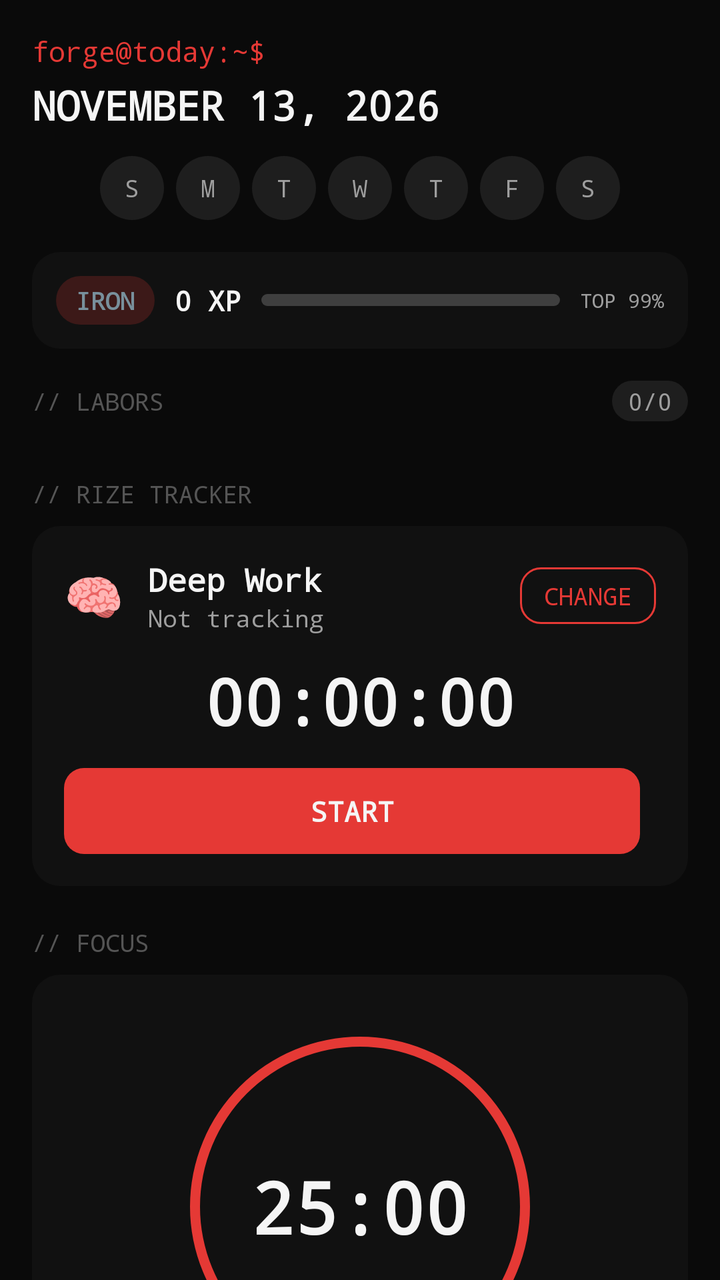
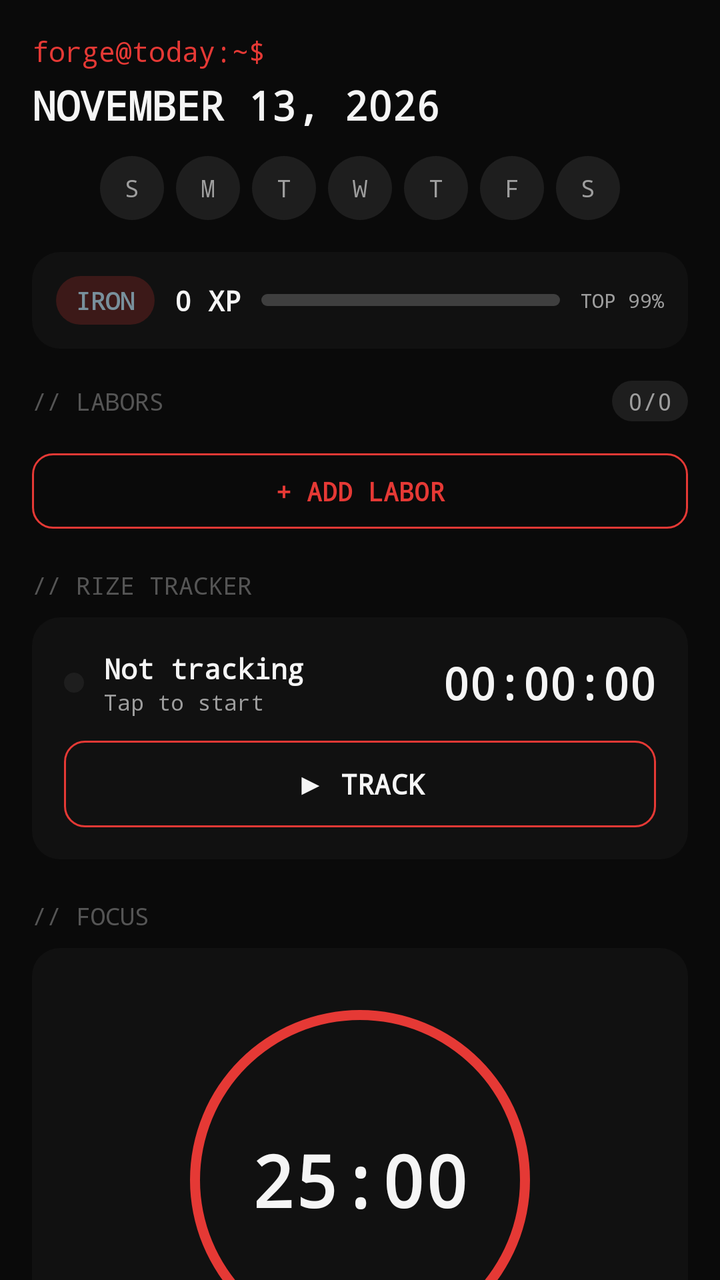

Compare the two renders of this Android layout. The source of the first and the diff that turns it into the second are given below.
<!-- AndroidManifest.xml: application theme Theme.Forge -->
<!-- res/layout/fragment_today.xml -->
<?xml version="1.0" encoding="utf-8"?>
<androidx.core.widget.NestedScrollView
    xmlns:android="http://schemas.android.com/apk/res/android"
    xmlns:app="http://schemas.android.com/apk/res-auto"
    android:layout_width="match_parent"
    android:layout_height="match_parent"
    android:background="#0A0A0A"
    android:fillViewport="true">

    <LinearLayout
        android:layout_width="match_parent"
        android:layout_height="wrap_content"
        android:orientation="vertical"
        android:padding="16dp">

        
        <TextView
            android:id="@+id/tv_terminal_prompt"
            android:layout_width="wrap_content"
            android:layout_height="wrap_content"
            android:text="forge@today:~$"
            android:textColor="#E53935"
            android:textSize="14sp"
            android:fontFamily="monospace"
            android:layout_marginBottom="4dp" />

        <TextView
            android:id="@+id/tv_date"
            android:layout_width="wrap_content"
            android:layout_height="wrap_content"
            android:text="NOVEMBER 13, 2026"
            android:textColor="#F5F5F5"
            android:textSize="20sp"
            android:fontFamily="monospace"
            android:textStyle="bold"
            android:layout_marginBottom="12dp" />

        
        <LinearLayout
            android:id="@+id/ll_day_dots"
            android:layout_width="match_parent"
            android:layout_height="wrap_content"
            android:orientation="horizontal"
            android:gravity="center"
            android:layout_marginBottom="16dp">

            <TextView
                android:id="@+id/dot_sun"
                android:layout_width="32dp"
                android:layout_height="32dp"
                android:text="S"
                android:textColor="#9E9E9E"
                android:textSize="12sp"
                android:fontFamily="monospace"
                android:gravity="center"
                android:background="@drawable/bg_day_dot"
                android:layout_marginEnd="6dp" />

            <TextView
                android:id="@+id/dot_mon"
                android:layout_width="32dp"
                android:layout_height="32dp"
                android:text="M"
                android:textColor="#9E9E9E"
                android:textSize="12sp"
                android:fontFamily="monospace"
                android:gravity="center"
                android:background="@drawable/bg_day_dot"
                android:layout_marginEnd="6dp" />

            <TextView
                android:id="@+id/dot_tue"
                android:layout_width="32dp"
                android:layout_height="32dp"
                android:text="T"
                android:textColor="#9E9E9E"
                android:textSize="12sp"
                android:fontFamily="monospace"
                android:gravity="center"
                android:background="@drawable/bg_day_dot"
                android:layout_marginEnd="6dp" />

            <TextView
                android:id="@+id/dot_wed"
                android:layout_width="32dp"
                android:layout_height="32dp"
                android:text="W"
                android:textColor="#9E9E9E"
                android:textSize="12sp"
                android:fontFamily="monospace"
                android:gravity="center"
                android:background="@drawable/bg_day_dot"
                android:layout_marginEnd="6dp" />

            <TextView
                android:id="@+id/dot_thu"
                android:layout_width="32dp"
                android:layout_height="32dp"
                android:text="T"
                android:textColor="#9E9E9E"
                android:textSize="12sp"
                android:fontFamily="monospace"
                android:gravity="center"
                android:background="@drawable/bg_day_dot"
                android:layout_marginEnd="6dp" />

            <TextView
                android:id="@+id/dot_fri"
                android:layout_width="32dp"
                android:layout_height="32dp"
                android:text="F"
                android:textColor="#9E9E9E"
                android:textSize="12sp"
                android:fontFamily="monospace"
                android:gravity="center"
                android:background="@drawable/bg_day_dot"
                android:layout_marginEnd="6dp" />

            <TextView
                android:id="@+id/dot_sat"
                android:layout_width="32dp"
                android:layout_height="32dp"
                android:text="S"
                android:textColor="#9E9E9E"
                android:textSize="12sp"
                android:fontFamily="monospace"
                android:gravity="center"
                android:background="@drawable/bg_day_dot" />
        </LinearLayout>

        
        <LinearLayout
            android:layout_width="match_parent"
            android:layout_height="wrap_content"
            android:orientation="horizontal"
            android:gravity="center_vertical"
            android:background="@drawable/bg_card"
            android:padding="12dp"
            android:layout_marginBottom="16dp">

            <TextView
                android:id="@+id/tv_rank_name"
                android:layout_width="wrap_content"
                android:layout_height="wrap_content"
                android:text="IRON"
                android:textColor="#78909C"
                android:textSize="12sp"
                android:fontFamily="monospace"
                android:textStyle="bold"
                android:background="@drawable/bg_pill_red"
                android:paddingHorizontal="10dp"
                android:paddingVertical="4dp" />

            <TextView
                android:id="@+id/tv_xp_amount"
                android:layout_width="wrap_content"
                android:layout_height="wrap_content"
                android:text="0 XP"
                android:textColor="#F5F5F5"
                android:textSize="14sp"
                android:fontFamily="monospace"
                android:textStyle="bold"
                android:layout_marginStart="10dp" />

            <ProgressBar
                android:id="@+id/pb_xp"
                style="@android:style/Widget.ProgressBar.Horizontal"
                android:layout_width="0dp"
                android:layout_height="6dp"
                android:layout_weight="1"
                android:layout_marginHorizontal="10dp"
                android:max="100"
                android:progress="0"
                android:progressDrawable="@drawable/bg_xp_progress"
                android:background="@drawable/bg_xp_bar" />

            <TextView
                android:id="@+id/tv_global_rank"
                android:layout_width="wrap_content"
                android:layout_height="wrap_content"
                android:text="TOP 99%"
                android:textColor="#9E9E9E"
                android:textSize="10sp"
                android:fontFamily="monospace" />
        </LinearLayout>

        
        <LinearLayout
            android:layout_width="match_parent"
            android:layout_height="wrap_content"
            android:orientation="horizontal"
            android:gravity="center_vertical"
            android:layout_marginBottom="8dp">

            <TextView
                android:layout_width="0dp"
                android:layout_height="wrap_content"
                android:layout_weight="1"
                android:text="// LABORS"
                android:textColor="#555555"
                android:textSize="12sp"
                android:fontFamily="monospace" />

            <TextView
                android:id="@+id/tv_labor_count"
                android:layout_width="wrap_content"
                android:layout_height="wrap_content"
                android:text="0/0"
                android:textColor="#9E9E9E"
                android:textSize="12sp"
                android:fontFamily="monospace"
                android:background="@drawable/bg_pill"
                android:paddingHorizontal="8dp"
                android:paddingVertical="2dp" />
        </LinearLayout>

        <androidx.recyclerview.widget.RecyclerView
            android:id="@+id/rv_labors"
            android:layout_width="match_parent"
            android:layout_height="wrap_content"
            android:nestedScrollingEnabled="false"
            android:layout_marginBottom="20dp" />

        
        <TextView
            android:layout_width="wrap_content"
            android:layout_height="wrap_content"
            android:text="// RIZE TRACKER"
            android:textColor="#555555"
            android:textSize="12sp"
            android:fontFamily="monospace"
            android:layout_marginBottom="8dp" />

        <LinearLayout
            android:id="@+id/card_time_tracker"
            android:layout_width="match_parent"
            android:layout_height="wrap_content"
            android:orientation="vertical"
            android:background="@drawable/bg_card"
            android:padding="16dp"
            android:layout_marginBottom="20dp">

            <LinearLayout
                android:layout_width="match_parent"
                android:layout_height="wrap_content"
                android:orientation="horizontal"
                android:gravity="center_vertical"
                android:layout_marginBottom="12dp">

                <TextView
                    android:id="@+id/tv_track_category_emoji"
                    android:layout_width="wrap_content"
                    android:layout_height="wrap_content"
                    android:text="🧠"
                    android:textSize="24sp" />

                <LinearLayout
                    android:layout_width="0dp"
                    android:layout_height="wrap_content"
                    android:layout_weight="1"
                    android:orientation="vertical"
                    android:layout_marginStart="12dp">

                    <TextView
                        android:id="@+id/tv_track_category"
                        android:layout_width="wrap_content"
                        android:layout_height="wrap_content"
                        android:text="Deep Work"
                        android:textColor="#F5F5F5"
                        android:textSize="16sp"
                        android:fontFamily="monospace"
                        android:textStyle="bold" />

                    <TextView
                        android:id="@+id/tv_track_status"
                        android:layout_width="wrap_content"
                        android:layout_height="wrap_content"
                        android:text="Not tracking"
                        android:textColor="#9E9E9E"
                        android:textSize="12sp"
                        android:fontFamily="monospace" />
                </LinearLayout>

                <TextView
                    android:id="@+id/btn_change_category"
                    android:layout_width="wrap_content"
                    android:layout_height="wrap_content"
                    android:text="CHANGE"
                    android:textColor="#E53935"
                    android:textSize="12sp"
                    android:fontFamily="monospace"
                    android:background="@drawable/bg_button_outlined"
                    android:paddingHorizontal="12dp"
                    android:paddingVertical="6dp" />
            </LinearLayout>

            <TextView
                android:id="@+id/tv_track_duration"
                android:layout_width="match_parent"
                android:layout_height="wrap_content"
                android:text="00:00:00"
                android:textColor="#F5F5F5"
                android:textSize="32sp"
                android:fontFamily="monospace"
                android:textStyle="bold"
                android:gravity="center"
                android:layout_marginBottom="12dp" />

            <LinearLayout
                android:layout_width="match_parent"
                android:layout_height="wrap_content"
                android:orientation="horizontal"
                android:gravity="center">

                <TextView
                    android:id="@+id/btn_track_toggle"
                    android:layout_width="0dp"
                    android:layout_height="wrap_content"
                    android:layout_weight="1"
                    android:text="START"
                    android:textColor="#F5F5F5"
                    android:textSize="14sp"
                    android:fontFamily="monospace"
                    android:textStyle="bold"
                    android:gravity="center"
                    android:background="@drawable/bg_button_primary"
                    android:paddingVertical="12dp"
                    android:layout_marginEnd="8dp" />

                <TextView
                    android:id="@+id/btn_track_stop"
                    android:layout_width="0dp"
                    android:layout_height="wrap_content"
                    android:layout_weight="1"
                    android:text="STOP"
                    android:textColor="#E53935"
                    android:textSize="14sp"
                    android:fontFamily="monospace"
                    android:textStyle="bold"
                    android:gravity="center"
                    android:background="@drawable/bg_button_outlined"
                    android:paddingVertical="12dp"
                    android:visibility="gone" />
            </LinearLayout>

            
            <LinearLayout
                android:id="@+id/ll_time_summary"
                android:layout_width="match_parent"
                android:layout_height="wrap_content"
                android:orientation="vertical"
                android:layout_marginTop="12dp"
                android:visibility="gone">

                <TextView
                    android:layout_width="wrap_content"
                    android:layout_height="wrap_content"
                    android:text="Today's Time"
                    android:textColor="#555555"
                    android:textSize="10sp"
                    android:fontFamily="monospace"
                    android:layout_marginBottom="4dp" />

                <LinearLayout
                    android:id="@+id/ll_time_categories"
                    android:layout_width="match_parent"
                    android:layout_height="wrap_content"
                    android:orientation="vertical" />
            </LinearLayout>
        </LinearLayout>

        
        <TextView
            android:layout_width="wrap_content"
            android:layout_height="wrap_content"
            android:text="// FOCUS"
            android:textColor="#555555"
            android:textSize="12sp"
            android:fontFamily="monospace"
            android:layout_marginBottom="8dp" />

        <LinearLayout
            android:id="@+id/card_focus"
            android:layout_width="match_parent"
            android:layout_height="wrap_content"
            android:orientation="vertical"
            android:background="@drawable/bg_card"
            android:padding="16dp"
            android:gravity="center"
            android:layout_marginBottom="20dp">

            <FrameLayout
                android:layout_width="200dp"
                android:layout_height="200dp"
                android:layout_marginBottom="16dp">

                <ProgressBar
                    android:id="@+id/pb_focus_ring"
                    style="@android:style/Widget.ProgressBar.Horizontal"
                    android:layout_width="200dp"
                    android:layout_height="200dp"
                    android:max="100"
                    android:progress="0"
                    android:indeterminate="false"
                    android:progressDrawable="@drawable/bg_focus_ring" />

                <TextView
                    android:id="@+id/tv_focus_time"
                    android:layout_width="wrap_content"
                    android:layout_height="wrap_content"
                    android:layout_gravity="center"
                    android:text="25:00"
                    android:textColor="#F5F5F5"
                    android:textSize="36sp"
                    android:fontFamily="monospace"
                    android:textStyle="bold" />
            </FrameLayout>

            <TextView
                android:id="@+id/tv_focus_label"
                android:layout_width="wrap_content"
                android:layout_height="wrap_content"
                android:text="POMODORO"
                android:textColor="#9E9E9E"
                android:textSize="12sp"
                android:fontFamily="monospace"
                android:layout_marginBottom="12dp" />

            <LinearLayout
                android:layout_width="wrap_content"
                android:layout_height="wrap_content"
                android:orientation="horizontal"
                android:gravity="center">

                <ImageView
                    android:id="@+id/btn_focus_start"
                    android:layout_width="48dp"
                    android:layout_height="48dp"
                    android:src="@drawable/ic_play"
                    android:background="@drawable/bg_button_primary"
                    android:padding="12dp"
                    android:layout_marginEnd="12dp"
                    android:contentDescription="Start focus" />

                <ImageView
                    android:id="@+id/btn_focus_pause"
                    android:layout_width="48dp"
                    android:layout_height="48dp"
                    android:src="@drawable/ic_pause"
                    android:background="@drawable/bg_button_outlined"
                    android:padding="12dp"
                    android:layout_marginEnd="12dp"
                    android:visibility="gone"
                    android:contentDescription="Pause focus" />

                <ImageView
                    android:id="@+id/btn_focus_stop"
                    android:layout_width="48dp"
                    android:layout_height="48dp"
                    android:src="@drawable/ic_stop"
                    android:background="@drawable/bg_button_outlined"
                    android:padding="12dp"
                    android:contentDescription="Stop focus" />
            </LinearLayout>
        </LinearLayout>

        
        <TextView
            android:layout_width="wrap_content"
            android:layout_height="wrap_content"
            android:text="// STREAK"
            android:textColor="#555555"
            android:textSize="12sp"
            android:fontFamily="monospace"
            android:layout_marginBottom="8dp" />

        <LinearLayout
            android:id="@+id/card_streak"
            android:layout_width="match_parent"
            android:layout_height="wrap_content"
            android:orientation="vertical"
            android:background="@drawable/bg_card"
            android:padding="16dp"
            android:layout_marginBottom="20dp">

            <LinearLayout
                android:layout_width="match_parent"
                android:layout_height="wrap_content"
                android:orientation="horizontal"
                android:gravity="center_vertical"
                android:layout_marginBottom="12dp">

                <ImageView
                    android:layout_width="24dp"
                    android:layout_height="24dp"
                    android:src="@drawable/ic_streak_flame"
                    android:contentDescription="Streak" />

                <TextView
                    android:id="@+id/tv_streak_count"
                    android:layout_width="wrap_content"
                    android:layout_height="wrap_content"
                    android:text="0"
                    android:textColor="#FFB300"
                    android:textSize="28sp"
                    android:fontFamily="monospace"
                    android:textStyle="bold"
                    android:layout_marginStart="8dp" />

                <TextView
                    android:layout_width="wrap_content"
                    android:layout_height="wrap_content"
                    android:text=" day streak"
                    android:textColor="#9E9E9E"
                    android:textSize="14sp"
                    android:fontFamily="monospace" />
            </LinearLayout>

            
            <GridLayout
                android:id="@+id/grid_streak_calendar"
                android:layout_width="match_parent"
                android:layout_height="wrap_content"
                android:columnCount="7"
                android:rowCount="5"
                android:useDefaultMargins="true" />
        </LinearLayout>

        
        <TextView
            android:layout_width="wrap_content"
            android:layout_height="wrap_content"
            android:text="// SHIELD WALL"
            android:textColor="#555555"
            android:textSize="12sp"
            android:fontFamily="monospace"
            android:layout_marginBottom="8dp" />

        <LinearLayout
            android:id="@+id/card_shield"
            android:layout_width="match_parent"
            android:layout_height="wrap_content"
            android:orientation="vertical"
            android:background="@drawable/bg_terminal"
            android:padding="16dp"
            android:layout_marginBottom="24dp">

            <TextView
                android:id="@+id/tv_shield_text"
                android:layout_width="match_parent"
                android:layout_height="wrap_content"
                android:text="[ENFORCER] Hold the line. No retreat.\nEvery rep counts. Every minute matters.\nYou are forged in discipline."
                android:textColor="#E53935"
                android:textSize="14sp"
                android:fontFamily="monospace"
                android:lineSpacingMultiplier="1.4" />
        </LinearLayout>

    </LinearLayout>
</androidx.core.widget.NestedScrollView>
<!-- resources referenced by this layout -->
<resources>
  <!-- drawable bg_card (drawable) -->
  <?xml version="1.0" encoding="utf-8"?>
  <shape xmlns:android="http://schemas.android.com/apk/res/android"
      android:shape="rectangle">
      <solid android:color="@color/surface1" />
      <corners android:radius="@dimen/radius_xl" />
  </shape>
  <!-- drawable bg_day_dot (drawable) -->
  <?xml version="1.0" encoding="utf-8"?>
  <shape xmlns:android="http://schemas.android.com/apk/res/android"
      android:shape="oval">
      <solid android:color="@color/surface3" />
      <size
          android:width="@dimen/day_dot_size"
          android:height="@dimen/day_dot_size" />
  </shape>
  <!-- drawable bg_pill (drawable) -->
  <?xml version="1.0" encoding="utf-8"?>
  <shape xmlns:android="http://schemas.android.com/apk/res/android"
      android:shape="rectangle">
      <solid android:color="@color/surface3" />
      <corners android:radius="@dimen/radius_pill" />
  </shape>
  <!-- drawable bg_pill_red (drawable) -->
  <?xml version="1.0" encoding="utf-8"?>
  <shape xmlns:android="http://schemas.android.com/apk/res/android"
      android:shape="rectangle">
      <solid android:color="@color/red_alpha20" />
      <corners android:radius="@dimen/radius_pill" />
  </shape>
  <!-- drawable bg_terminal (drawable) -->
  <?xml version="1.0" encoding="utf-8"?>
  <shape xmlns:android="http://schemas.android.com/apk/res/android"
      android:shape="rectangle">
      <solid android:color="@color/bg" />
      <stroke
          android:width="1dp"
          android:color="@color/surface3" />
      <corners android:radius="@dimen/radius_lg" />
  </shape>
  <!-- drawable bg_xp_bar (drawable) -->
  <?xml version="1.0" encoding="utf-8"?>
  <shape xmlns:android="http://schemas.android.com/apk/res/android"
      android:shape="rectangle">
      <solid android:color="@color/surface3" />
      <corners android:radius="@dimen/radius_sm" />
  </shape>
  <!-- drawable bg_xp_progress (drawable) -->
  <?xml version="1.0" encoding="utf-8"?>
  <shape xmlns:android="http://schemas.android.com/apk/res/android"
      android:shape="rectangle">
      <solid android:color="#25ffffff"/>
      <corners android:radius="10dp"/>
  </shape>
  <!-- drawable ic_pause (drawable) -->
  <?xml version="1.0" encoding="utf-8"?>
  <vector xmlns:android="http://schemas.android.com/apk/res/android"
      android:width="24dp"
      android:height="24dp"
      android:viewportWidth="24"
      android:viewportHeight="24">
      <path
          android:fillColor="#FFFFFF"
          android:pathData="M6,19h4V5H6V19zM14,5v14h4V5H14z" />
  </vector>
  <!-- drawable ic_play (drawable) -->
  <?xml version="1.0" encoding="utf-8"?>
  <vector xmlns:android="http://schemas.android.com/apk/res/android"
      android:width="24dp"
      android:height="24dp"
      android:viewportWidth="24"
      android:viewportHeight="24">
      <path
          android:fillColor="#FFFFFF"
          android:pathData="M8,5v14l11,-7z" />
  </vector>
  <!-- drawable ic_stop (drawable) -->
  <?xml version="1.0" encoding="utf-8"?>
  <vector xmlns:android="http://schemas.android.com/apk/res/android"
      android:width="24dp"
      android:height="24dp"
      android:viewportWidth="24"
      android:viewportHeight="24">
      <path
          android:fillColor="#FFFFFF"
          android:pathData="M6,6h12v12H6z" />
  </vector>
  <color name="red_alpha20">#33E53935</color>
  <color name="transparent">#00000000</color>
  <color name="red">#FFE53935</color>
  <dimen name="radius_lg">10dp</dimen>
  <color name="red_light">#FFFF5252</color>
  <color name="surface1">#FF111111</color>
  <dimen name="radius_xl">14dp</dimen>
  <color name="surface3">#FF1E1E1E</color>
  <dimen name="day_dot_size">32dp</dimen>
  <dimen name="radius_pill">50dp</dimen>
  <color name="bg">#FF0A0A0A</color>
  <dimen name="radius_sm">4dp</dimen>
  <color name="red_alpha30">#4DE53935</color>
  <color name="white">#FFFFFFFF</color>
  <color name="fg">#FFF5F5F5</color>
  <color name="surface2">#FF171717</color>
  <color name="fg2">#FF9E9E9E</color>
  <color name="fg3">#FF555555</color>
  <!-- unchanged entries left out for length: 5 -->
</resources>

<!-- the commit's change to res/layout/fragment_today.xml (unified diff, before → after) -->
@@ -219,6 +219,21 @@
             android:layout_width="match_parent"
             android:layout_height="wrap_content"
             android:nestedScrollingEnabled="false"
+            android:layout_marginBottom="8dp" />
+
+        
+        <TextView
+            android:id="@+id/btn_add_labor"
+            android:layout_width="match_parent"
+            android:layout_height="wrap_content"
+            android:text="+ ADD LABOR"
+            android:textColor="#E53935"
+            android:textSize="13sp"
+            android:fontFamily="monospace"
+            android:textStyle="bold"
+            android:gravity="center"
+            android:background="@drawable/bg_button_outlined"
+            android:paddingVertical="10dp"
             android:layout_marginBottom="20dp" />
 
         
@@ -247,27 +262,26 @@
                 android:gravity="center_vertical"
                 android:layout_marginBottom="12dp">
 
-                <TextView
-                    android:id="@+id/tv_track_category_emoji"
-                    android:layout_width="wrap_content"
-                    android:layout_height="wrap_content"
-                    android:text="🧠"
-                    android:textSize="24sp" />
+                <View
+                    android:id="@+id/track_indicator"
+                    android:layout_width="10dp"
+                    android:layout_height="10dp"
+                    android:background="@drawable/bg_day_dot"
+                    android:layout_marginEnd="10dp" />
 
                 <LinearLayout
                     android:layout_width="0dp"
                     android:layout_height="wrap_content"
                     android:layout_weight="1"
-                    android:orientation="vertical"
-                    android:layout_marginStart="12dp">
+                    android:orientation="vertical">
 
                     <TextView
                         android:id="@+id/tv_track_category"
                         android:layout_width="wrap_content"
                         android:layout_height="wrap_content"
-                        android:text="Deep Work"
+                        android:text="Not tracking"
                         android:textColor="#F5F5F5"
-                        android:textSize="16sp"
+                        android:textSize="14sp"
                         android:fontFamily="monospace"
                         android:textStyle="bold" />
 
@@ -275,98 +289,35 @@
                         android:id="@+id/tv_track_status"
                         android:layout_width="wrap_content"
                         android:layout_height="wrap_content"
-                        android:text="Not tracking"
+                        android:text="Tap to start"
                         android:textColor="#9E9E9E"
-                        android:textSize="12sp"
+                        android:textSize="11sp"
                         android:fontFamily="monospace" />
                 </LinearLayout>
 
                 <TextView
-                    android:id="@+id/btn_change_category"
+                    android:id="@+id/tv_track_duration"
                     android:layout_width="wrap_content"
                     android:layout_height="wrap_content"
-                    android:text="CHANGE"
-                    android:textColor="#E53935"
-                    android:textSize="12sp"
+                    android:text="00:00:00"
+                    android:textColor="#F5F5F5"
+                    android:textSize="22sp"
                     android:fontFamily="monospace"
-                    android:background="@drawable/bg_button_outlined"
-                    android:paddingHorizontal="12dp"
-                    android:paddingVertical="6dp" />
+                    android:textStyle="bold" />
             </LinearLayout>
 
             <TextView
-                android:id="@+id/tv_track_duration"
+                android:id="@+id/btn_track_toggle"
                 android:layout_width="match_parent"
                 android:layout_height="wrap_content"
-                android:text="00:00:00"
+                android:text="▶ TRACK"
                 android:textColor="#F5F5F5"
-                android:textSize="32sp"
+                android:textSize="14sp"
                 android:fontFamily="monospace"
                 android:textStyle="bold"
                 android:gravity="center"
-                android:layout_marginBottom="12dp" />
-
-            <LinearLayout
-                android:layout_width="match_parent"
-                android:layout_height="wrap_content"
-                android:orientation="horizontal"
-                android:gravity="center">
-
-                <TextView
-                    android:id="@+id/btn_track_toggle"
-                    android:layout_width="0dp"
-                    android:layout_height="wrap_content"
-                    android:layout_weight="1"
-                    android:text="START"
-                    android:textColor="#F5F5F5"
-                    android:textSize="14sp"
-                    android:fontFamily="monospace"
-                    android:textStyle="bold"
-                    android:gravity="center"
-                    android:background="@drawable/bg_button_primary"
-                    android:paddingVertical="12dp"
-                    android:layout_marginEnd="8dp" />
-
-                <TextView
-                    android:id="@+id/btn_track_stop"
-                    android:layout_width="0dp"
-                    android:layout_height="wrap_content"
-                    android:layout_weight="1"
-                    android:text="STOP"
-                    android:textColor="#E53935"
-                    android:textSize="14sp"
-                    android:fontFamily="monospace"
-                    android:textStyle="bold"
-                    android:gravity="center"
-                    android:background="@drawable/bg_button_outlined"
-                    android:paddingVertical="12dp"
-                    android:visibility="gone" />
-            </LinearLayout>
-
-            
-            <LinearLayout
-                android:id="@+id/ll_time_summary"
-                android:layout_width="match_parent"
-                android:layout_height="wrap_content"
-                android:orientation="vertical"
-                android:layout_marginTop="12dp"
-                android:visibility="gone">
-
-                <TextView
-                    android:layout_width="wrap_content"
-                    android:layout_height="wrap_content"
-                    android:text="Today's Time"
-                    android:textColor="#555555"
-                    android:textSize="10sp"
-                    android:fontFamily="monospace"
-                    android:layout_marginBottom="4dp" />
-
-                <LinearLayout
-                    android:id="@+id/ll_time_categories"
-                    android:layout_width="match_parent"
-                    android:layout_height="wrap_content"
-                    android:orientation="vertical" />
-            </LinearLayout>
+                android:background="@drawable/bg_button_outlined"
+                android:paddingVertical="12dp" />
         </LinearLayout>
 
         
